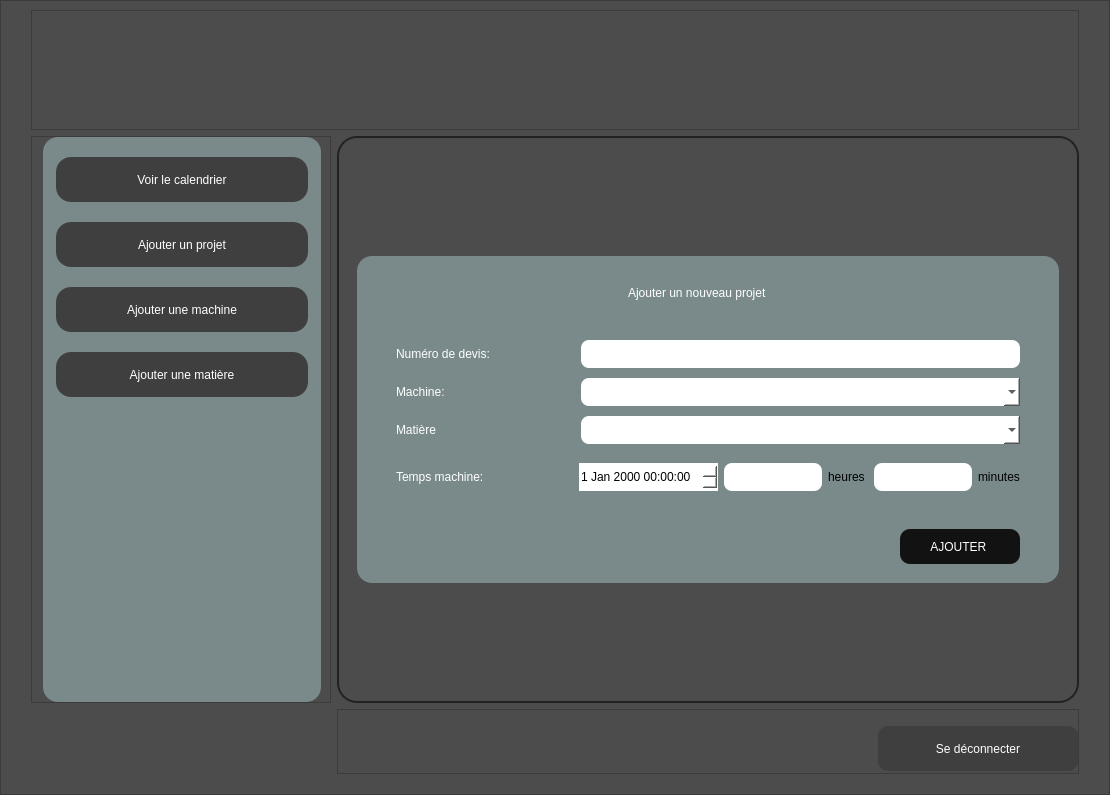
ali7haider/Scheduler_Desktop_App_PyQT, file main.ui: the form before one commit.
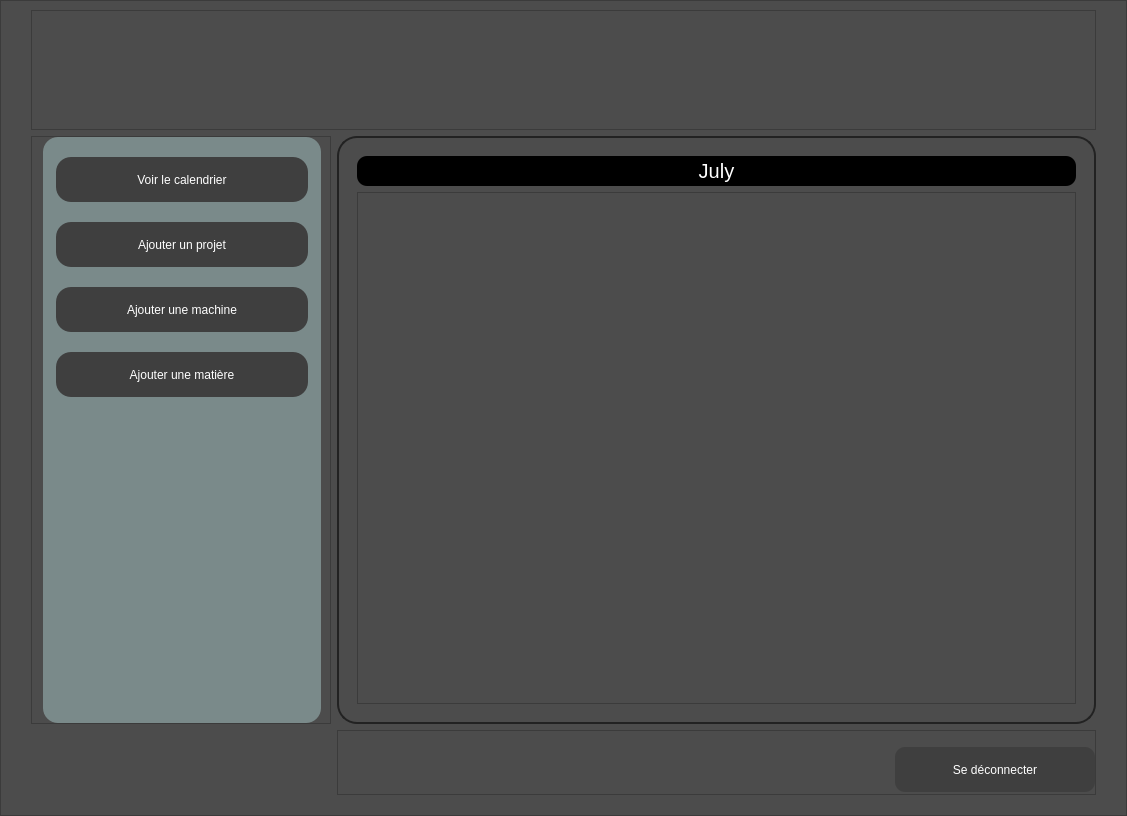
The form after the commit. The open tabs and pages were chosen to show the change. Icons and pictures are not drawn.

Commit message: Build visual graph page

What changed in the file:
```diff
--- a/main.ui
+++ b/main.ui
@@ -6,8 +6,8 @@
    <rect>
     <x>0</x>
     <y>0</y>
-    <width>1110</width>
-    <height>795</height>
+    <width>1127</width>
+    <height>816</height>
    </rect>
   </property>
   <property name="windowTitle">
@@ -381,6 +381,18 @@
               <enum>QFrame::Raised</enum>
              </property>
              <layout class="QVBoxLayout" name="verticalLayout_2">
+              <property name="leftMargin">
+               <number>9</number>
+              </property>
+              <property name="topMargin">
+               <number>9</number>
+              </property>
+              <property name="rightMargin">
+               <number>9</number>
+              </property>
+              <property name="bottomMargin">
+               <number>9</number>
+              </property>
               <item>
                <widget class="QStackedWidget" name="stackedWidget_2">
                 <property name="styleSheet">
@@ -1384,6 +1396,57 @@
                   </item>
                  </layout>
                 </widget>
+                <widget class="QWidget" name="page_7">
+                 <layout class="QVBoxLayout" name="verticalLayout_11">
+                  <item>
+                   <widget class="QLabel" name="lblMonth">
+                    <property name="minimumSize">
+                     <size>
+                      <width>0</width>
+                      <height>30</height>
+                     </size>
+                    </property>
+                    <property name="maximumSize">
+                     <size>
+                      <width>16777215</width>
+                      <height>30</height>
+                     </size>
+                    </property>
+                    <property name="font">
+                     <font>
+                      <family>Arial</family>
+                      <pointsize>-1</pointsize>
+                      <weight>50</weight>
+                      <italic>false</italic>
+                      <bold>false</bold>
+                     </font>
+                    </property>
+                    <property name="styleSheet">
+                     <string notr="true">color: rgb(255, 255, 255);
+background-color: rgb(0, 0, 0);
+font-size: 20px;
+border-radius: 10px;</string>
+                    </property>
+                    <property name="text">
+                     <string>July</string>
+                    </property>
+                    <property name="alignment">
+                     <set>Qt::AlignCenter</set>
+                    </property>
+                   </widget>
+                  </item>
+                  <item>
+                   <widget class="QFrame" name="frame_7">
+                    <property name="frameShape">
+                     <enum>QFrame::StyledPanel</enum>
+                    </property>
+                    <property name="frameShadow">
+                     <enum>QFrame::Raised</enum>
+                    </property>
+                   </widget>
+                  </item>
+                 </layout>
+                </widget>
                </widget>
               </item>
              </layout>
```
Left out of the diff: 54 changed lines with no effect on the pictures. The commit also changes 11 other files.
